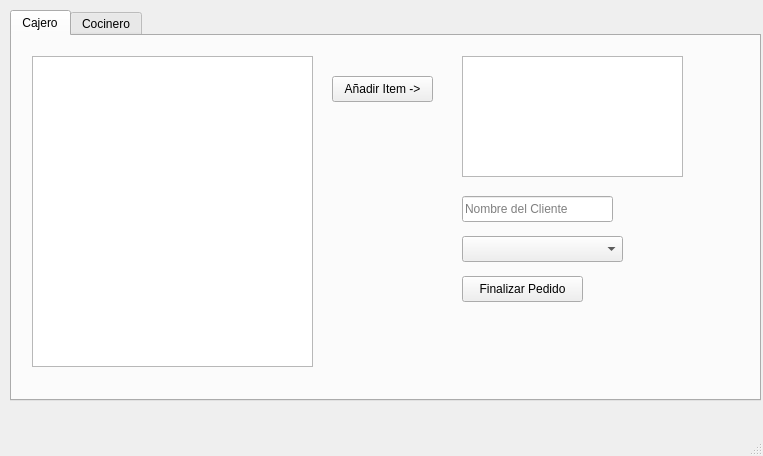
Above: ui-qt/src/mainwindow.ui from TecObjetos-2025/trabajo2 before the change. Below: the same form after it.
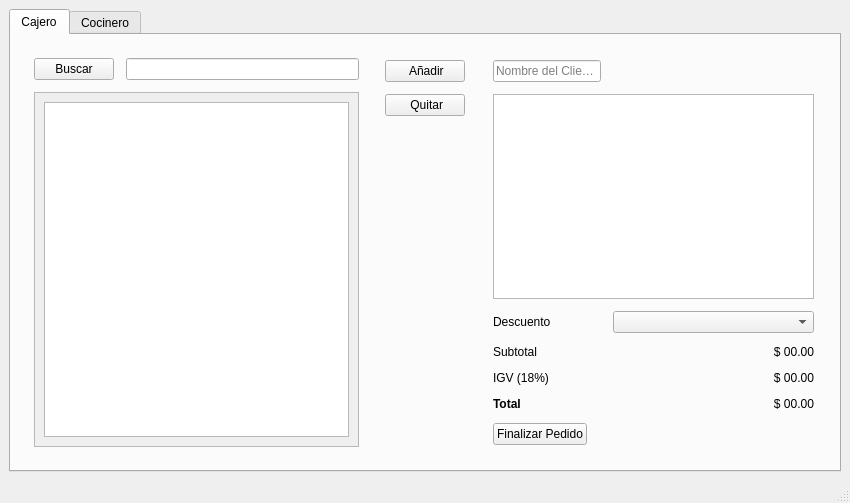
That is the form after the change. The open tabs and pages were chosen to show the change. Icons and pictures are not drawn.

Commit message: feat: Implementar actualización de totales en la UI y mejorar el diseño de la ventana principal

Patch:
```diff
--- a/ui-qt/src/mainwindow.ui
+++ b/ui-qt/src/mainwindow.ui
@@ -6,23 +6,17 @@
    <rect>
     <x>0</x>
     <y>0</y>
-    <width>763</width>
-    <height>456</height>
+    <width>850</width>
+    <height>503</height>
    </rect>
   </property>
   <property name="windowTitle">
    <string>mainwindow</string>
   </property>
   <widget class="QWidget" name="centralwidget">
+   <layout class="QVBoxLayout" name="verticalLayout">
+    <item>
    <widget class="QTabWidget" name="tabWidget">
-    <property name="geometry">
-     <rect>
-      <x>10</x>
-      <y>10</y>
-      <width>751</width>
-      <height>391</height>
-     </rect>
-    </property>
     <property name="currentIndex">
      <number>1</number>
     </property>
@@ -30,75 +24,238 @@
      <attribute name="title">
       <string>Cajero</string>
      </attribute>
-     <widget class="QListWidget" name="listaMenuProductos">
-      <property name="geometry">
-       <rect>
-        <x>20</x>
-        <y>20</y>
-        <width>281</width>
-        <height>311</height>
-       </rect>
-      </property>
-     </widget>
-     <widget class="QListWidget" name="listaOrdenActual">
+       <layout class="QVBoxLayout" name="verticalLayout_5">
+        <item>
+         <layout class="QHBoxLayout" name="horizontalLayout">
+          <property name="spacing">
+           <number>12</number>
+          </property>
+          <property name="leftMargin">
+           <number>8</number>
+          </property>
+          <property name="topMargin">
+           <number>8</number>
+          </property>
+          <property name="rightMargin">
+           <number>8</number>
+          </property>
+          <property name="bottomMargin">
+           <number>8</number>
+          </property>
+          <item>
+           <layout class="QFormLayout" name="formLayout_2">
+            <property name="leftMargin">
+             <number>6</number>
+            </property>
+            <property name="topMargin">
+             <number>6</number>
+            </property>
+            <property name="rightMargin">
+             <number>6</number>
+            </property>
+            <property name="bottomMargin">
+             <number>6</number>
+            </property>
+            <item row="0" column="0">
+             <widget class="QPushButton" name="searchButton">
+              <property name="text">
+               <string>Buscar</string>
+              </property>
+              <property name="icon">
+               <iconset theme="edit-find"/>
+              </property>
+             </widget>
+            </item>
+            <item row="0" column="1">
+             <widget class="QLineEdit" name="searchField"/>
+            </item>
+            <item row="1" column="0" colspan="2">
+             <widget class="QScrollArea" name="scrollArea">
+              <property name="widgetResizable">
+               <bool>true</bool>
+              </property>
+              <widget class="QWidget" name="scrollAreaWidgetContents">
       <property name="geometry">
        <rect>
-        <x>450</x>
-        <y>20</y>
-        <width>221</width>
-        <height>121</height>
-       </rect>
-      </property>
-     </widget>
+                 <x>0</x>
+                 <y>0</y>
+                 <width>323</width>
+                 <height>327</height>
+                </rect>
+               </property>
+               <layout class="QVBoxLayout" name="verticalLayout_3">
+                <item>
+                 <widget class="QListWidget" name="listaMenuProductos"/>
+                </item>
+               </layout>
+              </widget>
+             </widget>
+            </item>
+           </layout>
+          </item>
+          <item>
+           <layout class="QVBoxLayout" name="verticalLayout_4">
+            <property name="spacing">
+             <number>12</number>
+            </property>
+            <property name="leftMargin">
+             <number>8</number>
+            </property>
+            <property name="topMargin">
+             <number>8</number>
+            </property>
+            <property name="rightMargin">
+             <number>8</number>
+            </property>
+            <property name="bottomMargin">
+             <number>8</number>
+            </property>
+            <item>
+             <widget class="QPushButton" name="btnAnadirItem">
+              <property name="text">
+               <string> Añadir</string>
+              </property>
+              <property name="icon">
+               <iconset theme="go-next"/>
+              </property>
+             </widget>
+            </item>
+            <item>
+             <widget class="QPushButton" name="btnQuitarItem">
+              <property name="text">
+               <string> Quitar</string>
+              </property>
+              <property name="icon">
+               <iconset theme="go-previous"/>
+              </property>
+             </widget>
+            </item>
+            <item>
+             <spacer name="verticalSpacer_2">
+              <property name="orientation">
+               <enum>Qt::Vertical</enum>
+              </property>
+              <property name="sizeHint" stdset="0">
+               <size>
+                <width>20</width>
+                <height>40</height>
+               </size>
+              </property>
+             </spacer>
+            </item>
+           </layout>
+          </item>
+          <item>
+           <layout class="QFormLayout" name="formLayout">
+            <property name="labelAlignment">
+             <set>Qt::AlignLeading|Qt::AlignLeft|Qt::AlignVCenter</set>
+            </property>
+            <property name="formAlignment">
+             <set>Qt::AlignLeading|Qt::AlignLeft|Qt::AlignTop</set>
+            </property>
+            <property name="leftMargin">
+             <number>8</number>
+            </property>
+            <property name="topMargin">
+             <number>8</number>
+            </property>
+            <property name="rightMargin">
+             <number>8</number>
+            </property>
+            <property name="bottomMargin">
+             <number>8</number>
+            </property>
+            <item row="0" column="0">
      <widget class="QLineEdit" name="lineEditCliente">
-      <property name="geometry">
-       <rect>
-        <x>450</x>
-        <y>160</y>
-        <width>151</width>
-        <height>26</height>
-       </rect>
-      </property>
       <property name="placeholderText">
        <string>Nombre del Cliente</string>
       </property>
      </widget>
-     <widget class="QComboBox" name="comboDescuentos">
-      <property name="geometry">
-       <rect>
-        <x>450</x>
-        <y>200</y>
-        <width>161</width>
-        <height>26</height>
-       </rect>
-      </property>
-     </widget>
-     <widget class="QPushButton" name="btnAnadirItem">
-      <property name="geometry">
-       <rect>
-        <x>320</x>
-        <y>40</y>
-        <width>101</width>
-        <height>26</height>
-       </rect>
-      </property>
+            </item>
+            <item row="1" column="0" colspan="2">
+             <widget class="QListWidget" name="listaOrdenActual"/>
+            </item>
+            <item row="2" column="0">
+             <widget class="QLabel" name="label_2">
+              <property name="text">
+               <string>Descuento</string>
+              </property>
+             </widget>
+            </item>
+            <item row="2" column="1">
+             <widget class="QComboBox" name="comboDescuentos"/>
+            </item>
+            <item row="3" column="0">
+             <widget class="QLabel" name="subTotalLabel">
+              <property name="text">
+               <string>Subtotal</string>
+              </property>
+             </widget>
+            </item>
+            <item row="3" column="1">
+             <widget class="QLabel" name="lblSubtotal">
+              <property name="layoutDirection">
+               <enum>Qt::LeftToRight</enum>
+              </property>
       <property name="text">
-       <string>Añadir Item -&gt;</string>
-      </property>
-     </widget>
+               <string>$ 00.00</string>
+              </property>
+              <property name="alignment">
+               <set>Qt::AlignRight|Qt::AlignTrailing|Qt::AlignVCenter</set>
+              </property>
+             </widget>
+            </item>
+            <item row="4" column="0">
+             <widget class="QLabel" name="igvLabel">
+              <property name="text">
+               <string>IGV (18%)</string>
+              </property>
+             </widget>
+            </item>
+            <item row="4" column="1">
+             <widget class="QLabel" name="lblIGV">
+              <property name="text">
+               <string>$ 00.00</string>
+              </property>
+              <property name="alignment">
+               <set>Qt::AlignRight|Qt::AlignTrailing|Qt::AlignVCenter</set>
+              </property>
+             </widget>
+            </item>
+            <item row="5" column="0">
+             <widget class="QLabel" name="totalLabel">
+              <property name="font">
+               <font>
+                <bold>true</bold>
+               </font>
+              </property>
+              <property name="text">
+               <string>Total</string>
+              </property>
+             </widget>
+            </item>
+            <item row="5" column="1">
+             <widget class="QLabel" name="lblTotal">
+              <property name="text">
+               <string>$ 00.00</string>
+              </property>
+              <property name="alignment">
+               <set>Qt::AlignRight|Qt::AlignTrailing|Qt::AlignVCenter</set>
+              </property>
+             </widget>
+            </item>
+            <item row="6" column="0">
      <widget class="QPushButton" name="btnFinalizarPedido">
-      <property name="geometry">
-       <rect>
-        <x>450</x>
-        <y>240</y>
-        <width>121</width>
-        <height>26</height>
-       </rect>
-      </property>
       <property name="text">
        <string>Finalizar Pedido</string>
       </property>
      </widget>
+            </item>
+           </layout>
+          </item>
+         </layout>
+        </item>
+       </layout>
     </widget>
     <widget class="QWidget" name="tab_2">
      <attribute name="title">
@@ -129,6 +286,8 @@
      </widget>
     </widget>
    </widget>
+    </item>
+   </layout>
   </widget>
   <widget class="QMenuBar" name="menubar">
    <property name="geometry">
```
Left out of the diff: 4 changed lines with no effect on the pictures. Lines whose indentation alone changed are shown as unchanged. The commit also changes 4 other files.
